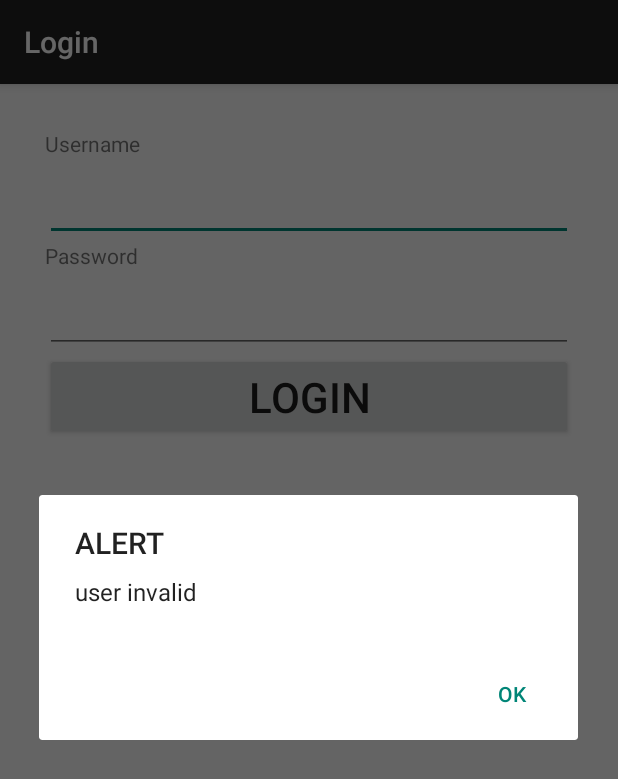
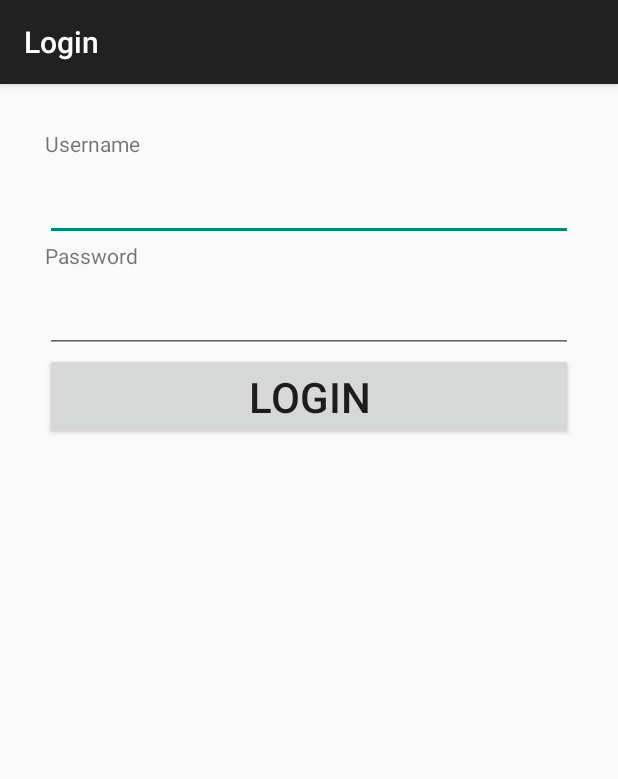
Before and after one commit to Itay-M/DogWalker, an Android app: the Login screen opened directly, with no data from a screen before it, after a tap on "LOGIN", on a phone screen of 412 x 824 dp. Shown: the top 779 px of the screen. Run offline under Robolectric (Android 15) with nearby library versions, the phone set to English and light mode, and no system bars; 1 statement that could not run was skipped.

Commit message:
login is working now. added a few notes in code. User class deleted. new class for initialize parse - ParseAppInit

```diff
--- a/app/build.gradle
+++ b/app/build.gradle
@@ -22,6 +22,6 @@ android {
 dependencies {
     compile 'com.parse.bolts:bolts-android:1.+'
     compile fileTree(dir: 'libs', include: ['*.jar'])
-    compile 'com.android.support:appcompat-v7:22.1.1'
+    compile 'com.android.support:appcompat-v7:22.2.1'
     compile 'com.google.android.gms:play-services:7.5.0'
 }
--- a/app/src/main/AndroidManifest.xml
+++ b/app/src/main/AndroidManifest.xml
@@ -8,6 +8,7 @@
 
 
     <application
+        android:name="ParseAppInit"
         android:allowBackup="true"
         android:icon="@mipmap/ic_launcher"
         android:label="@string/app_name"
--- a/app/src/main/java/com/dogwalker/itaynaama/dogwalker/Login.java
+++ b/app/src/main/java/com/dogwalker/itaynaama/dogwalker/Login.java
@@ -7,20 +7,24 @@ import android.content.SharedPreferences;
 import android.preference.PreferenceManager;
 import android.support.v7.app.ActionBarActivity;
 import android.os.Bundle;
-import android.view.Menu;
-import android.view.MenuItem;
+import android.support.v7.app.AppCompatActivity;
+import android.util.Log;
 import android.view.View;
 import android.widget.Button;
 import android.widget.EditText;
+import android.widget.Toast;
+import com.parse.LogInCallback;
+import com.parse.ParseException;
+import com.parse.ParseUser;
 
 
-public class Login extends ActionBarActivity implements View.OnClickListener
+public class Login extends AppCompatActivity implements View.OnClickListener
 {
 
     Button loginB;
     EditText usernameET;
     EditText passwordET;
-//    boolean isLogin;
+    SharedPreferences userPref;
 
     @Override
     protected void onCreate(Bundle savedInstanceState)
@@ -35,62 +39,51 @@ public class Login extends ActionBarActivity implements View.OnClickListener
         //reference the login button from the activity to this button.
         passwordET = (EditText)findViewById(R.id.passwordEditText);
 
-
         loginB.setOnClickListener(this);
-
     }
 
     @Override
     public void onClick(View v)
     {
-
         switch (v.getId())
         {
             case R.id.loginButton:
-                if(userExists(usernameET.getText().toString(),passwordET.getText().toString()))
+                //perform login using the username and password typed in the EditTexts, matching it to the Parse database.
+                ParseUser.logInInBackground(usernameET.getText().toString(), passwordET.getText().toString(), new LogInCallback()
+                {
+                    @Override
+                    public void done(ParseUser parseUser, ParseException e)
+                    {
+                        if (e == null)
                         {
                             saveLoginPref();
-
-                    Intent i = new Intent(this, MainActivity.class);
+                            Toast.makeText(getApplicationContext(), "user logged in successfully", Toast.LENGTH_LONG).show();
+                            Intent i = new Intent(Login.this, MainActivity.class);
                             startActivity(i);
+                            finish();
                         }
                         else
                         {
-                    // create and prompt alert if the user wasn't found.
-                    final AlertDialog alert = new AlertDialog.Builder(this).create();
-                    alert.setTitle("ALERT");//set the alert title.
-                    alert.setMessage("user invalid");//set the alert message.
-                    alert.setCancelable(true);//set the back button to exit the alert.
-                    alert.setButton("OK", new DialogInterface.OnClickListener()
-                    {
-                        @Override
-                        public void onClick(DialogInterface dialog, int which)
-                        {
-                            alert.cancel();//exit the alert.
+                            Toast.makeText(getApplicationContext(), "no such user exist", Toast.LENGTH_LONG).show();
+                        }
                     }
                 });
 
-                    alert.show();
+                break;
         }
-                break;
     }
 
 
-    }
-
-    private boolean userExists(String theUsername,String thePassword)
-    {
-        //////////
-
-        return false;
-    }
-
+    /**
+     * save the status of current user exists to SharedPreferences.
+     */
     private void saveLoginPref()
     {
         SharedPreferences loginPref = PreferenceManager.getDefaultSharedPreferences(this);
         SharedPreferences.Editor editor = loginPref.edit();
         editor.putBoolean("USEREXISTS",true).commit();
     }
+
 }
 
 
--- a/app/src/main/java/com/dogwalker/itaynaama/dogwalker/OpeningActivity.java
+++ b/app/src/main/java/com/dogwalker/itaynaama/dogwalker/OpeningActivity.java
@@ -1,5 +1,6 @@
 package com.dogwalker.itaynaama.dogwalker;
 
+import android.app.Activity;
 import android.content.Intent;
 import android.support.v7.app.ActionBarActivity;
 import android.os.Bundle;
@@ -9,7 +10,7 @@ import android.view.View;
 import android.widget.Button;
 
 
-public class OpeningActivity extends ActionBarActivity implements View.OnClickListener
+public class OpeningActivity extends Activity implements View.OnClickListener
 {
     Button registerB,signinB;
 
--- a/app/src/main/java/com/dogwalker/itaynaama/dogwalker/Register.java
+++ b/app/src/main/java/com/dogwalker/itaynaama/dogwalker/Register.java
@@ -7,6 +7,7 @@ import android.content.SharedPreferences;
 import android.preference.PreferenceManager;
 import android.support.v7.app.ActionBarActivity;
 import android.os.Bundle;
+import android.support.v7.app.AppCompatActivity;
 import android.util.Log;
 import android.view.Menu;
 import android.view.MenuItem;
@@ -19,7 +20,7 @@ import com.parse.ParseUser;
 import com.parse.SignUpCallback;
 
 
-public class Register extends ActionBarActivity implements View.OnClickListener
+public class Register extends AppCompatActivity implements View.OnClickListener
 {
     Button registerB;
     EditText nameET,usernameET,emailET,cityET,passwordET;
@@ -60,8 +61,6 @@ public class Register extends ActionBarActivity implements View.OnClickListener
                 user.setEmail(emailET.getText().toString());
                 user.put("Name", nameET.getText().toString());
                 user.put("City", cityET.getText().toString());
-
-//                Log.d("my", nameET.getText().toString());
 
                 //register the new user in Parse database.
                 user.signUpInBackground(new SignUpCallback()
@@ -104,7 +103,6 @@ public class Register extends ActionBarActivity implements View.OnClickListener
                                 @Override
                                 public void onClick(DialogInterface dialog, int which)
                                 {
-//                                    Log.e("eeee",e.getMessage());
 
                                     alert.cancel();//exit the alert.
                                     finish();
--- a/app/src/main/java/com/dogwalker/itaynaama/dogwalker/SearchActivity.java
+++ b/app/src/main/java/com/dogwalker/itaynaama/dogwalker/SearchActivity.java
@@ -3,11 +3,11 @@ package com.dogwalker.itaynaama.dogwalker;
 import android.location.Location;
 import android.support.v7.app.ActionBarActivity;
 import android.os.Bundle;
+import android.support.v7.app.AppCompatActivity;
 import android.util.Log;
 import android.view.Menu;
 import android.view.MenuItem;
 import android.widget.TextView;
-
 import com.google.android.gms.common.ConnectionResult;
 import com.google.android.gms.common.api.GoogleApiClient;
 import com.google.android.gms.location.LocationListener;
@@ -15,7 +15,7 @@ import com.google.android.gms.location.LocationRequest;
 import com.google.android.gms.location.LocationServices;
 
 
-public class SearchActivity extends ActionBarActivity implements GoogleApiClient.ConnectionCallbacks, GoogleApiClient.OnConnectionFailedListener, LocationListener
+public class SearchActivity extends AppCompatActivity implements GoogleApiClient.ConnectionCallbacks, GoogleApiClient.OnConnectionFailedListener, LocationListener
 {
     private GoogleApiClient mGoogleApiClient;
     private Location mLastLocation;
--- a/app/src/main/res/values/strings.xml
+++ b/app/src/main/res/values/strings.xml
@@ -6,6 +6,9 @@
     <string name="title_activity_register">Register</string>
     <string name="title_activity_opening">sign in or register</string>
     <string name="title_activity_search">Search dog walker</string>
+    <string name="ApplicationID">e1dj65Ni0LxqLAMpkS6USfFn72rPAOoajEOARnX2</string>
+    <string name="ClientKey">IcJnYSSt3oVTJQOwPycUhONhQ5N8qdx40kuIbujP</string>
+
 
     <!-- action bar strings -->
     <string name="action_edit_profile">Edit profile</string>
```
Also changed, not shown: app/src/main/java/com/dogwalker/itaynaama/dogwalker/MainActivity.java (+32 -43 lines), app/src/main/java/com/dogwalker/itaynaama/dogwalker/ParseAppInit.java (added, +17 -0 lines), app/src/main/java/com/dogwalker/itaynaama/dogwalker/User.java (deleted, +0 -21 lines), 2 other files. Lines whose indentation alone changed are shown as unchanged.
